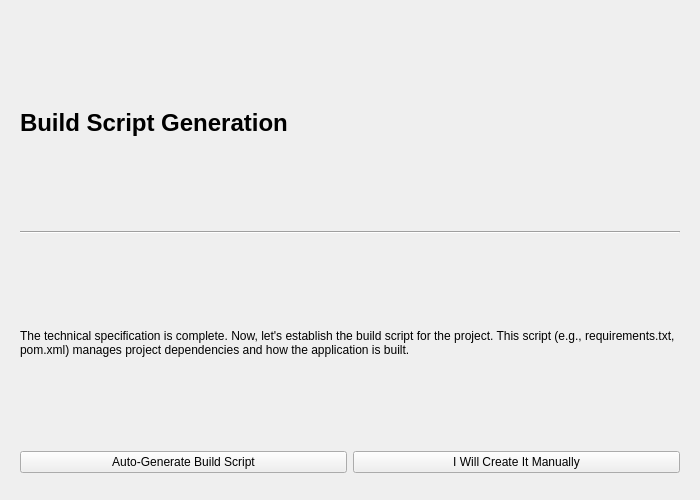
First picture: the form in gui/build_script_page.ui, repository mariolewis/asdf_factory, before the edit.
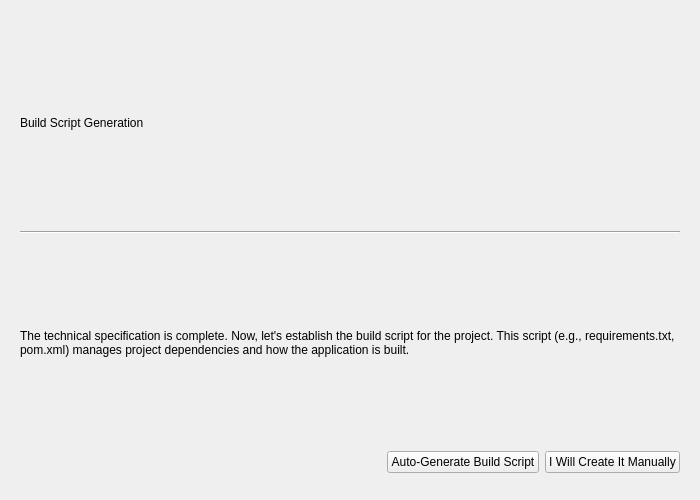
Second picture: the form after the edit.

What changed in the file:
```diff
--- a/gui/build_script_page.ui
+++ b/gui/build_script_page.ui
@@ -31,9 +31,6 @@
      <property name="text">
       <string>Build Script Generation</string>
      </property>
-     <property name="styleSheet">
-      <string notr="true">font-size: 18pt; font-weight: bold;</string>
-     </property>
     </widget>
    </item>
    <item>
@@ -55,6 +52,19 @@
    </item>
    <item>
     <layout class="QHBoxLayout" name="horizontalLayout">
+     <item>
+      <spacer name="horizontalSpacer">
+       <property name="orientation">
+        <enum>Qt::Horizontal</enum>
+       </property>
+       <property name="sizeHint" stdset="0">
+        <size>
+         <width>40</width>
+         <height>20</height>
+        </size>
+       </property>
+      </spacer>
+     </item>
      <item>
       <widget class="QPushButton" name="autoGenerateButton">
        <property name="text">
```
